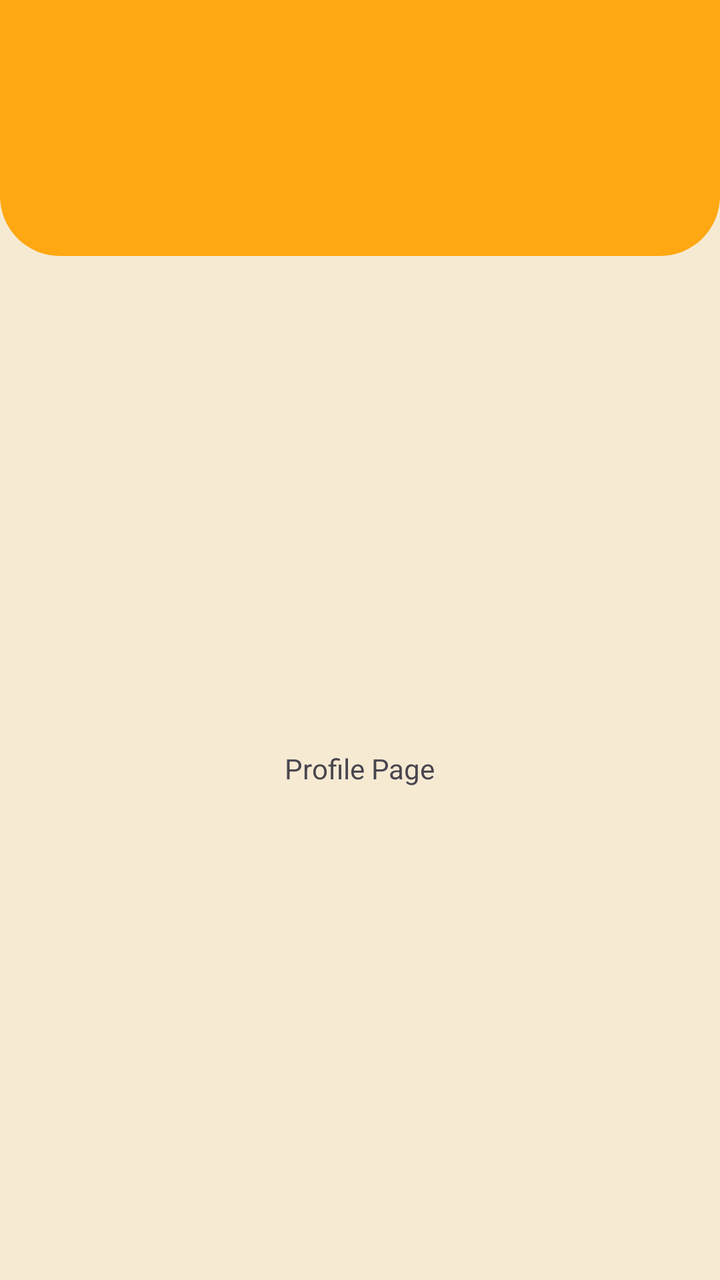
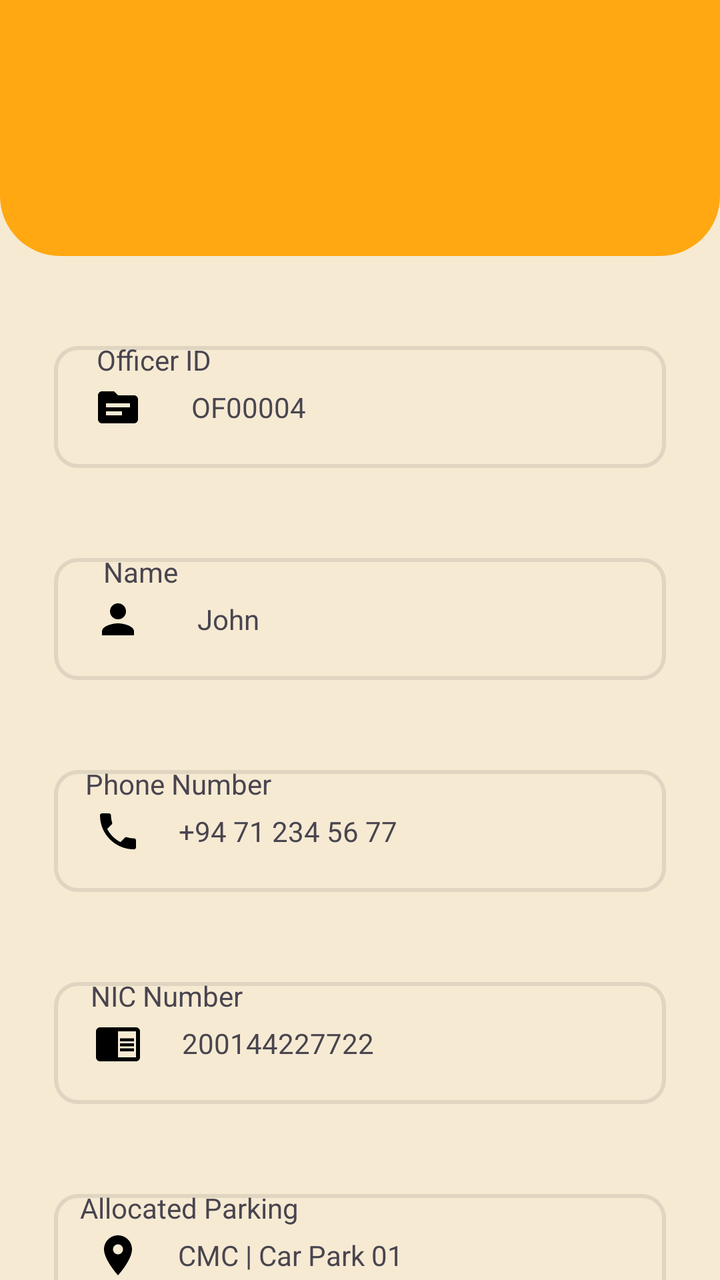

The first picture is an Android layout as it rendered before a commit; the second is the same layout after the commit. The layout source and the unified diff follow.
<!-- AndroidManifest.xml: application theme Theme.OfficerTestApp -->
<!-- res/layout/fragment_profile_main.xml -->
<?xml version="1.0" encoding="utf-8"?>
<androidx.constraintlayout.widget.ConstraintLayout xmlns:android="http://schemas.android.com/apk/res/android"
    xmlns:app="http://schemas.android.com/apk/res-auto"
    xmlns:tools="http://schemas.android.com/tools"
    android:layout_width="match_parent"
    android:layout_height="match_parent"
    android:background="@color/backgroundColor"
    tools:context=".ProfileMainFragment">
    <LinearLayout
        android:layout_width="match_parent"
        android:layout_height="match_parent"
        android:orientation="vertical">

        <androidx.constraintlayout.widget.ConstraintLayout
            android:layout_weight="2"
            android:background="@drawable/rounded_background_app_bar"
            android:layout_width="match_parent"
            android:layout_height="0dp">

        </androidx.constraintlayout.widget.ConstraintLayout>

        <androidx.constraintlayout.widget.ConstraintLayout
            android:layout_weight="8"
            android:layout_width="match_parent"
            android:layout_height="0dp">

            <TextView
                android:id="@+id/textView12"
                android:layout_width="wrap_content"
                android:layout_height="wrap_content"
                android:text="Profile Page"
                app:layout_constraintBottom_toBottomOf="parent"
                app:layout_constraintEnd_toEndOf="parent"
                app:layout_constraintStart_toStartOf="parent"
                app:layout_constraintTop_toTopOf="parent" />
        </androidx.constraintlayout.widget.ConstraintLayout>

    </LinearLayout>


</androidx.constraintlayout.widget.ConstraintLayout>
<!-- resources referenced by this layout -->
<resources>
  <color name="backgroundColor">#F6EAD3</color>
  <!-- drawable rounded_background_app_bar (drawable) -->
  <?xml version="1.0" encoding="utf-8"?>
  <shape xmlns:android="http://schemas.android.com/apk/res/android">
      <solid android:color="@color/primaryColor" /> 
      <corners android:bottomLeftRadius="30dp" android:bottomRightRadius="30dp" /> 
  </shape>
  <style name="Theme.OfficerTestApp" parent="Base.Theme.OfficerTestApp" />
  <color name="primaryColor">#FFA811</color>
  <style name="Base.Theme.OfficerTestApp" parent="Theme.Material3.DayNight.NoActionBar">
          
          <item name="colorPrimary">@color/primaryColor</item>
      </style>
</resources>

<!-- the commit's change to res/layout/fragment_profile_main.xml (unified diff, before → after) -->
@@ -6,33 +6,346 @@
     android:layout_height="match_parent"
     android:background="@color/backgroundColor"
     tools:context=".ProfileMainFragment">
+
     <LinearLayout
         android:layout_width="match_parent"
         android:layout_height="match_parent"
         android:orientation="vertical">
 
         <androidx.constraintlayout.widget.ConstraintLayout
+            android:layout_width="match_parent"
+            android:layout_height="0dp"
             android:layout_weight="2"
-            android:background="@drawable/rounded_background_app_bar"
+            android:background="@drawable/rounded_background_app_bar">
+
+        </androidx.constraintlayout.widget.ConstraintLayout>
+
+
+        <androidx.constraintlayout.widget.ConstraintLayout
             android:layout_width="match_parent"
-            android:layout_height="0dp">
-
-        </androidx.constraintlayout.widget.ConstraintLayout>
-
-        <androidx.constraintlayout.widget.ConstraintLayout
-            android:layout_weight="8"
-            android:layout_width="match_parent"
-            android:layout_height="0dp">
-
-            <TextView
-                android:id="@+id/textView12"
-                android:layout_width="wrap_content"
-                android:layout_height="wrap_content"
-                android:text="Profile Page"
-                app:layout_constraintBottom_toBottomOf="parent"
+            android:layout_height="0dp"
+            android:layout_weight="8">
+
+            <androidx.constraintlayout.widget.ConstraintLayout
+                android:id="@+id/constraintLayoutID1"
+                android:layout_width="match_parent"
+                android:layout_height="wrap_content"
+                android:layout_marginTop="0dp"
+                android:paddingTop="20dp"
+                app:layout_constraintEnd_toEndOf="parent"
+                app:layout_constraintHorizontal_bias="0.0"
+                app:layout_constraintStart_toStartOf="parent"
+                app:layout_constraintTop_toTopOf="parent">
+
+                <androidx.constraintlayout.widget.ConstraintLayout
+                    android:id="@+id/constraintLayoutID2"
+                    android:layout_width="match_parent"
+                    android:layout_height="61dp"
+                    android:layout_marginHorizontal="27dp"
+                    android:layout_marginTop="25dp"
+                    android:background="@drawable/profile_input_field"
+                    app:layout_constraintEnd_toEndOf="parent"
+                    app:layout_constraintStart_toStartOf="parent"
+                    app:layout_constraintTop_toTopOf="parent">
+
+                    <ImageView
+                        android:id="@+id/imageViewID"
+                        android:layout_width="wrap_content"
+                        android:layout_height="wrap_content"
+                        android:layout_marginStart="20dp"
+                        android:src="@drawable/baseline_source_24"
+                        app:layout_constraintBottom_toBottomOf="parent"
+                        app:layout_constraintStart_toStartOf="parent"
+                        app:layout_constraintTop_toTopOf="parent" />
+
+                    <TextView
+                        android:id="@+id/textID"
+                        android:layout_width="wrap_content"
+                        android:layout_height="wrap_content"
+                        android:text="OF00004"
+                        app:layout_constraintBottom_toBottomOf="parent"
+                        app:layout_constraintEnd_toEndOf="parent"
+                        app:layout_constraintHorizontal_bias="0.120"
+                        app:layout_constraintStart_toEndOf="@+id/imageViewID"
+                        app:layout_constraintTop_toTopOf="parent" />
+
+                    <androidx.constraintlayout.widget.Group
+                        android:id="@+id/group1"
+                        android:layout_width="wrap_content"
+                        android:layout_height="wrap_content"
+                        app:constraint_referenced_ids="constraintLayoutID2" />
+
+                </androidx.constraintlayout.widget.ConstraintLayout>
+
+                <TextView
+                    android:id="@+id/textViewID"
+                    android:layout_width="wrap_content"
+                    android:layout_height="wrap_content"
+                    android:text="Officer ID"
+                    app:layout_constraintBottom_toBottomOf="parent"
+                    app:layout_constraintEnd_toEndOf="parent"
+                    app:layout_constraintHorizontal_bias="0.160"
+                    app:layout_constraintStart_toStartOf="parent"
+                    app:layout_constraintTop_toTopOf="parent"
+                    app:layout_constraintVertical_bias="0.333" />
+
+            </androidx.constraintlayout.widget.ConstraintLayout>
+
+            <androidx.constraintlayout.widget.ConstraintLayout
+                android:id="@+id/constraintLayoutName1"
+                android:layout_width="match_parent"
+                android:layout_height="wrap_content"
+                android:paddingTop="20dp"
+                app:layout_constraintTop_toBottomOf="@+id/constraintLayoutID1"
+                tools:layout_editor_absoluteX="16dp">
+
+                <androidx.constraintlayout.widget.ConstraintLayout
+                    android:id="@+id/constraintLayoutName2"
+                    android:layout_width="match_parent"
+                    android:layout_height="61dp"
+                    android:layout_marginHorizontal="27dp"
+                    android:layout_marginTop="25dp"
+                    android:background="@drawable/profile_input_field"
+                    app:layout_constraintEnd_toEndOf="parent"
+                    app:layout_constraintStart_toStartOf="parent"
+                    app:layout_constraintTop_toTopOf="parent">
+
+                    <ImageView
+                        android:id="@+id/imageViewName"
+                        android:layout_width="wrap_content"
+                        android:layout_height="wrap_content"
+                        android:layout_marginStart="20dp"
+                        android:src="@drawable/baseline_person_24"
+                        app:layout_constraintBottom_toBottomOf="parent"
+                        app:layout_constraintStart_toStartOf="parent"
+                        app:layout_constraintTop_toTopOf="parent" />
+
+                    <TextView
+                        android:id="@+id/textName"
+                        android:layout_width="wrap_content"
+                        android:layout_height="wrap_content"
+                        android:text="John"
+                        app:layout_constraintBottom_toBottomOf="parent"
+                        app:layout_constraintEnd_toEndOf="parent"
+                        app:layout_constraintHorizontal_bias="0.120"
+                        app:layout_constraintStart_toEndOf="@+id/imageViewName"
+                        app:layout_constraintTop_toTopOf="parent" />
+
+                    <androidx.constraintlayout.widget.Group
+                        android:id="@+id/group2"
+                        android:layout_width="wrap_content"
+                        android:layout_height="wrap_content"
+                        app:constraint_referenced_ids="constraintLayoutName2" />
+
+                </androidx.constraintlayout.widget.ConstraintLayout>
+
+                <TextView
+                    android:id="@+id/textViewName"
+                    android:layout_width="wrap_content"
+                    android:layout_height="wrap_content"
+                    android:text="Name"
+                    app:layout_constraintBottom_toBottomOf="parent"
+                    app:layout_constraintEnd_toEndOf="parent"
+                    app:layout_constraintHorizontal_bias="0.160"
+                    app:layout_constraintStart_toStartOf="parent"
+                    app:layout_constraintTop_toTopOf="parent"
+                    app:layout_constraintVertical_bias="0.333" />
+
+            </androidx.constraintlayout.widget.ConstraintLayout>
+
+            <androidx.constraintlayout.widget.ConstraintLayout
+                android:id="@+id/constraintLayoutPN1"
+                android:layout_width="match_parent"
+                android:layout_height="wrap_content"
+                android:paddingTop="20dp"
+                app:layout_constraintStart_toStartOf="parent"
+                app:layout_constraintTop_toBottomOf="@+id/constraintLayoutName1">
+
+                <androidx.constraintlayout.widget.ConstraintLayout
+                    android:id="@+id/constraintLayoutPN2"
+                    android:layout_width="match_parent"
+                    android:layout_height="61dp"
+                    android:layout_marginHorizontal="27dp"
+                    android:layout_marginTop="25dp"
+                    android:background="@drawable/profile_input_field"
+                    app:layout_constraintEnd_toEndOf="parent"
+                    app:layout_constraintStart_toStartOf="parent"
+                    app:layout_constraintTop_toTopOf="parent">
+
+                    <ImageView
+                        android:id="@+id/imageViewPN"
+                        android:layout_width="wrap_content"
+                        android:layout_height="wrap_content"
+                        android:layout_marginStart="20dp"
+                        android:src="@drawable/baseline_phone_24"
+                        app:layout_constraintBottom_toBottomOf="parent"
+                        app:layout_constraintStart_toStartOf="parent"
+                        app:layout_constraintTop_toTopOf="parent" />
+
+                    <TextView
+                        android:id="@+id/textPN"
+                        android:layout_width="wrap_content"
+                        android:layout_height="wrap_content"
+                        android:text="+94 71 234 56 77"
+                        app:layout_constraintBottom_toBottomOf="parent"
+                        app:layout_constraintEnd_toEndOf="parent"
+                        app:layout_constraintHorizontal_bias="0.120"
+                        app:layout_constraintStart_toEndOf="@+id/imageViewPN"
+                        app:layout_constraintTop_toTopOf="parent" />
+
+                    <androidx.constraintlayout.widget.Group
+                        android:id="@+id/group3"
+                        android:layout_width="wrap_content"
+                        android:layout_height="wrap_content"
+                        app:constraint_referenced_ids="constraintLayoutPN2" />
+
+
+                </androidx.constraintlayout.widget.ConstraintLayout>
+
+                <TextView
+                    android:id="@+id/textViewPN"
+                    android:layout_width="wrap_content"
+                    android:layout_height="wrap_content"
+                    android:text="Phone Number"
+                    app:layout_constraintBottom_toBottomOf="parent"
+                    app:layout_constraintEnd_toEndOf="parent"
+                    app:layout_constraintHorizontal_bias="0.160"
+                    app:layout_constraintStart_toStartOf="parent"
+                    app:layout_constraintTop_toTopOf="parent"
+                    app:layout_constraintVertical_bias="0.333" />
+
+            </androidx.constraintlayout.widget.ConstraintLayout>
+
+            <androidx.constraintlayout.widget.ConstraintLayout
+                android:id="@+id/constraintLayoutNIC1"
+                android:layout_width="match_parent"
+                android:layout_height="wrap_content"
+                android:paddingTop="20dp"
                 app:layout_constraintEnd_toEndOf="parent"
                 app:layout_constraintStart_toStartOf="parent"
-                app:layout_constraintTop_toTopOf="parent" />
+                app:layout_constraintTop_toBottomOf="@+id/constraintLayoutPN1">
+
+                <androidx.constraintlayout.widget.ConstraintLayout
+                    android:id="@+id/constraintLayoutNIC2"
+                    android:layout_width="match_parent"
+                    android:layout_height="61dp"
+                    android:layout_marginHorizontal="27dp"
+                    android:layout_marginTop="25dp"
+                    android:background="@drawable/profile_input_field"
+                    app:layout_constraintEnd_toEndOf="parent"
+                    app:layout_constraintStart_toStartOf="parent"
+                    app:layout_constraintTop_toTopOf="parent">
+
+                    <ImageView
+                        android:id="@+id/imageViewNIC"
+                        android:layout_width="wrap_content"
+                        android:layout_height="wrap_content"
+                        android:layout_marginStart="20dp"
+                        android:src="@drawable/baseline_chrome_reader_mode_24"
+                        app:layout_constraintBottom_toBottomOf="parent"
+                        app:layout_constraintStart_toStartOf="parent"
+                        app:layout_constraintTop_toTopOf="parent" />
+
+                    <TextView
+                        android:id="@+id/textNIC"
+                        android:layout_width="wrap_content"
+                        android:layout_height="wrap_content"
+                        android:text="200144227722"
+                        app:layout_constraintBottom_toBottomOf="parent"
+                        app:layout_constraintEnd_toEndOf="parent"
+                        app:layout_constraintHorizontal_bias="0.120"
+                        app:layout_constraintStart_toEndOf="@+id/imageViewNIC"
+                        app:layout_constraintTop_toTopOf="parent" />
+
+                    <androidx.constraintlayout.widget.Group
+                        android:id="@+id/group4"
+                        android:layout_width="wrap_content"
+                        android:layout_height="wrap_content"
+                        app:constraint_referenced_ids="constraintLayoutNIC2" />
+
+
+                </androidx.constraintlayout.widget.ConstraintLayout>
+
+                <TextView
+                    android:id="@+id/textViewNIC"
+                    android:layout_width="wrap_content"
+                    android:layout_height="wrap_content"
+                    android:text="NIC Number"
+                    app:layout_constraintBottom_toBottomOf="parent"
+                    app:layout_constraintEnd_toEndOf="parent"
+                    app:layout_constraintHorizontal_bias="0.160"
+                    app:layout_constraintStart_toStartOf="parent"
+                    app:layout_constraintTop_toTopOf="parent"
+                    app:layout_constraintVertical_bias="0.333" />
+
+            </androidx.constraintlayout.widget.ConstraintLayout>
+
+            <androidx.constraintlayout.widget.ConstraintLayout
+                android:id="@+id/constraintLayoutParking1"
+                android:layout_width="match_parent"
+                android:layout_height="wrap_content"
+                android:paddingTop="20dp"
+                app:layout_constraintEnd_toEndOf="parent"
+                app:layout_constraintHorizontal_bias="0.0"
+                app:layout_constraintStart_toStartOf="parent"
+                app:layout_constraintTop_toBottomOf="@+id/constraintLayoutNIC1">
+
+                <androidx.constraintlayout.widget.ConstraintLayout
+                    android:id="@+id/constraintLayoutParking2"
+                    android:layout_width="match_parent"
+                    android:layout_height="61dp"
+                    android:layout_marginHorizontal="27dp"
+                    android:layout_marginTop="25dp"
+                    android:background="@drawable/profile_input_field"
+                    app:layout_constraintEnd_toEndOf="parent"
+                    app:layout_constraintStart_toStartOf="parent"
+                    app:layout_constraintTop_toTopOf="parent">
+
+                    <ImageView
+                        android:id="@+id/imageViewParking"
+                        android:layout_width="wrap_content"
+                        android:layout_height="wrap_content"
+                        android:layout_marginStart="20dp"
+                        android:src="@drawable/baseline_location_on_24"
+                        app:layout_constraintBottom_toBottomOf="parent"
+                        app:layout_constraintStart_toStartOf="parent"
+                        app:layout_constraintTop_toTopOf="parent" />
+
+                    <TextView
+                        android:id="@+id/textParking"
+                        android:layout_width="wrap_content"
+                        android:layout_height="wrap_content"
+                        android:text="CMC | Car Park 01"
+                        app:layout_constraintBottom_toBottomOf="parent"
+                        app:layout_constraintEnd_toEndOf="parent"
+                        app:layout_constraintHorizontal_bias="0.120"
+                        app:layout_constraintStart_toEndOf="@+id/imageViewParking"
+                        app:layout_constraintTop_toTopOf="parent" />
+
+                    <androidx.constraintlayout.widget.Group
+                        android:id="@+id/group5"
+                        android:layout_width="wrap_content"
+                        android:layout_height="wrap_content"
+                        app:constraint_referenced_ids="constraintLayoutParking2" />
+
+
+                </androidx.constraintlayout.widget.ConstraintLayout>
+
+                <TextView
+                    android:id="@+id/textViewParking"
+                    android:layout_width="wrap_content"
+                    android:layout_height="wrap_content"
+                    android:text="Allocated Parking"
+                    app:layout_constraintBottom_toBottomOf="parent"
+                    app:layout_constraintEnd_toEndOf="parent"
+                    app:layout_constraintHorizontal_bias="0.160"
+                    app:layout_constraintStart_toStartOf="parent"
+                    app:layout_constraintTop_toTopOf="parent"
+                    app:layout_constraintVertical_bias="0.333" />
+
+            </androidx.constraintlayout.widget.ConstraintLayout>
+
+
         </androidx.constraintlayout.widget.ConstraintLayout>
 
     </LinearLayout>
<!-- resource entries referenced after the edit -->
@@ -1,6 +1,48 @@
 <!-- resources referenced by this layout -->
 <resources>
   <color name="backgroundColor">#F6EAD3</color>
+  <!-- drawable baseline_chrome_reader_mode_24 (drawable) -->
+  <vector android:autoMirrored="true" android:height="24dp"
+      android:tint="#000000" android:viewportHeight="24"
+      android:viewportWidth="24" android:width="24dp" xmlns:android="http://schemas.android.com/apk/res/android">
+      <path android:fillColor="@android:color/white" android:pathData="M13,12h7v1.5h-7zM13,9.5h7L20,11h-7zM13,14.5h7L20,16h-7zM21,4L3,4c-1.1,0 -2,0.9 -2,2v13c0,1.1 0.9,2 2,2h18c1.1,0 2,-0.9 2,-2L23,6c0,-1.1 -0.9,-2 -2,-2zM21,19h-9L12,6h9v13z"/>
+  </vector>
+  <!-- drawable baseline_location_on_24 (drawable) -->
+  <vector android:height="24dp" android:tint="#000000"
+      android:viewportHeight="24" android:viewportWidth="24"
+      android:width="24dp" xmlns:android="http://schemas.android.com/apk/res/android">
+      <path android:fillColor="@android:color/white" android:pathData="M12,2C8.13,2 5,5.13 5,9c0,5.25 7,13 7,13s7,-7.75 7,-13c0,-3.87 -3.13,-7 -7,-7zM12,11.5c-1.38,0 -2.5,-1.12 -2.5,-2.5s1.12,-2.5 2.5,-2.5 2.5,1.12 2.5,2.5 -1.12,2.5 -2.5,2.5z"/>
+  </vector>
+  <!-- drawable baseline_person_24 (drawable) -->
+  <vector android:height="24dp" android:tint="#000000"
+      android:viewportHeight="24" android:viewportWidth="24"
+      android:width="24dp" xmlns:android="http://schemas.android.com/apk/res/android">
+      <path android:fillColor="@android:color/white" android:pathData="M12,12c2.21,0 4,-1.79 4,-4s-1.79,-4 -4,-4 -4,1.79 -4,4 1.79,4 4,4zM12,14c-2.67,0 -8,1.34 -8,4v2h16v-2c0,-2.66 -5.33,-4 -8,-4z"/>
+  </vector>
+  <!-- drawable baseline_phone_24 (drawable) -->
+  <vector android:height="24dp" android:tint="#000000"
+      android:viewportHeight="24" android:viewportWidth="24"
+      android:width="24dp" xmlns:android="http://schemas.android.com/apk/res/android">
+      <path android:fillColor="@android:color/white" android:pathData="M6.62,10.79c1.44,2.83 3.76,5.14 6.59,6.59l2.2,-2.2c0.27,-0.27 0.67,-0.36 1.02,-0.24 1.12,0.37 2.33,0.57 3.57,0.57 0.55,0 1,0.45 1,1V20c0,0.55 -0.45,1 -1,1 -9.39,0 -17,-7.61 -17,-17 0,-0.55 0.45,-1 1,-1h3.5c0.55,0 1,0.45 1,1 0,1.25 0.2,2.45 0.57,3.57 0.11,0.35 0.03,0.74 -0.25,1.02l-2.2,2.2z"/>
+  </vector>
+  <!-- drawable baseline_source_24 (drawable) -->
+  <vector android:height="24dp" android:tint="#000000"
+      android:viewportHeight="24" android:viewportWidth="24"
+      android:width="24dp" xmlns:android="http://schemas.android.com/apk/res/android">
+      <path android:fillColor="@android:color/white" android:pathData="M20,6h-8l-2,-2H4C2.9,4 2.01,4.9 2.01,6L2,18c0,1.1 0.9,2 2,2h16c1.1,0 2,-0.9 2,-2V8C22,6.9 21.1,6 20,6zM14,16H6v-2h8V16zM18,12H6v-2h12V12z"/>
+  </vector>
+  <!-- drawable profile_input_field (drawable) -->
+  <?xml version="1.0" encoding="utf-8"?>
+  <shape xmlns:android="http://schemas.android.com/apk/res/android">
+      <solid android:color="@color/backgroundColor" /> 
+      <corners android:radius="11dp" /> 
+      <stroke
+          android:width="2dp"
+          android:color="@color/profileInputFieldStrokeColor">
+      </stroke>
+  
+  
+  </shape>
   <!-- drawable rounded_background_app_bar (drawable) -->
   <?xml version="1.0" encoding="utf-8"?>
   <shape xmlns:android="http://schemas.android.com/apk/res/android">
@@ -8,6 +50,7 @@
       <corners android:bottomLeftRadius="30dp" android:bottomRightRadius="30dp" /> 
   </shape>
   <style name="Theme.OfficerTestApp" parent="Base.Theme.OfficerTestApp" />
+  <color name="profileInputFieldStrokeColor">#429C968B</color>
   <color name="primaryColor">#FFA811</color>
   <style name="Base.Theme.OfficerTestApp" parent="Theme.Material3.DayNight.NoActionBar">
           
